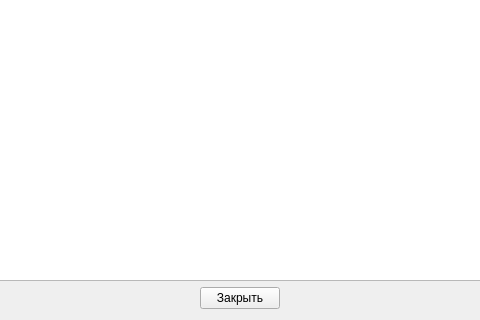
AlexeyScherbakov2021/Remont2, file Remont/setterdlg.ui: the form before one commit; both pictures show x 131 to 611 and y 167 to 487 of the 741 by 487 pixel window.
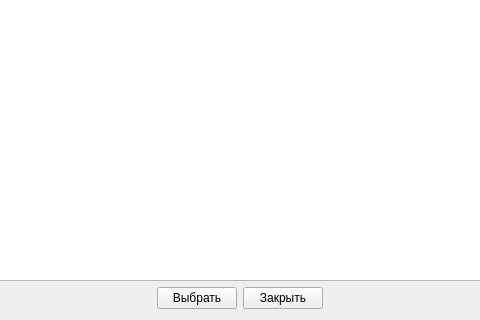
The form after the commit. Icons and pictures are not drawn.

The edit to the form file:
```diff
--- a/Remont/setterdlg.ui
+++ b/Remont/setterdlg.ui
@@ -137,6 +137,17 @@
        </property>
       </spacer>
      </item>
+     <item>
+      <widget class="QPushButton" name="pbSelect">
+       <property name="text">
+        <string>Выбрать</string>
+       </property>
+       <property name="icon">
+        <iconset resource="resource.qrc">
+         <normaloff>:/image/Apply24x24.png</normaloff>:/image/Apply24x24.png</iconset>
+       </property>
+      </widget>
+     </item>
      <item>
       <widget class="QPushButton" name="pbClose">
        <property name="text">
```
